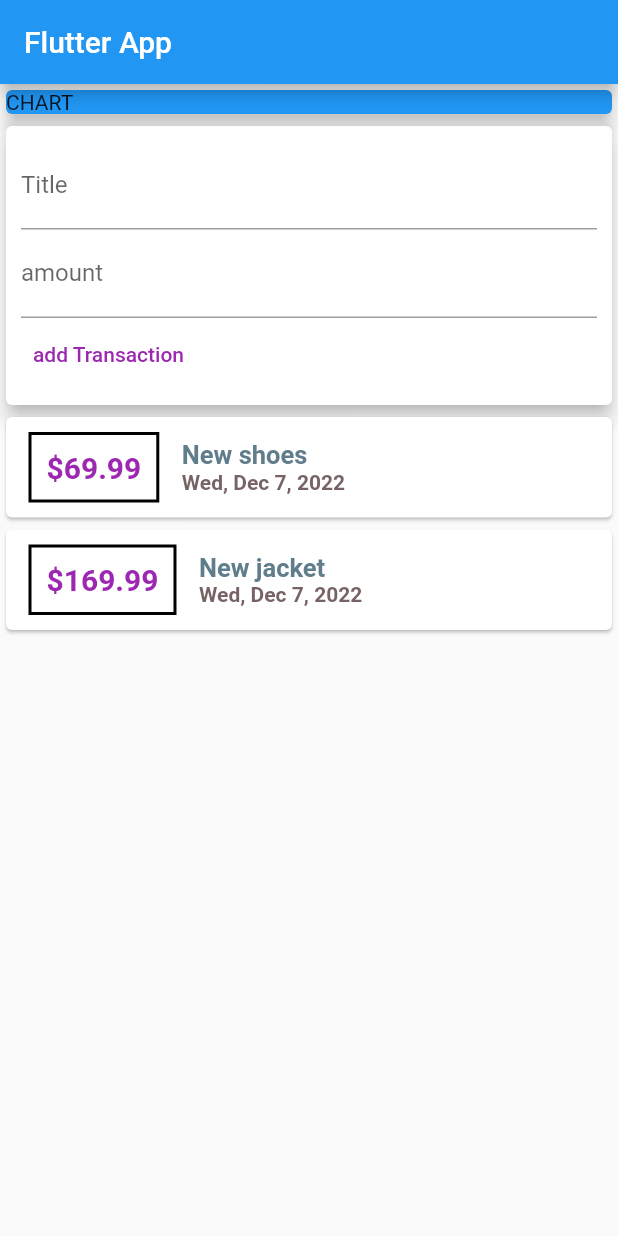
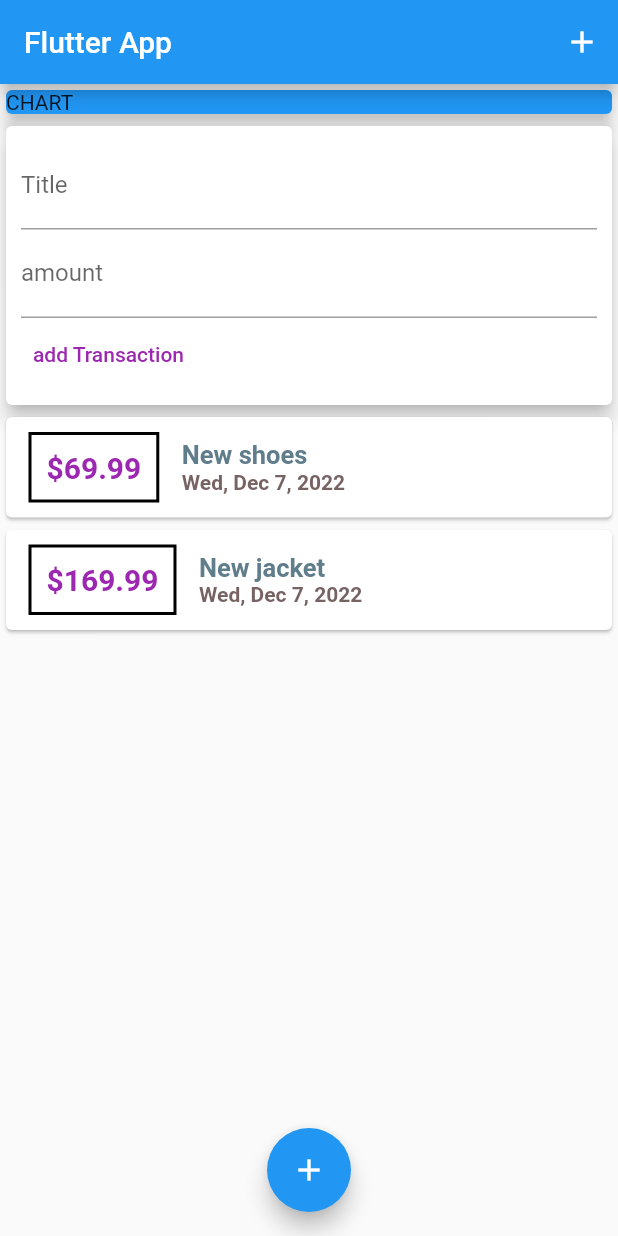
Before and after one commit to osama-kh/money_manegment, a Flutter app: the screen it shows after launch, on a phone screen of 412 x 824 dp. Run offline on Flutter 3.47's test engine with Material 2 defaults, Android fonts, the phone set to English and light mode, and no system bars.

Commit message:
Update main.dart

```diff
--- a/lib/main.dart
+++ b/lib/main.dart
@@ -23,6 +23,9 @@ class MyHomePage extends StatelessWidget {
     return Scaffold(
       appBar: AppBar(
         title: Text('Flutter App'),
+        actions: <Widget>[
+          IconButton(onPressed: (() {}), icon: Icon(Icons.add))
+        ],
       ),
       body: SingleChildScrollView(
         child: Column(
@@ -44,6 +47,11 @@ class MyHomePage extends StatelessWidget {
           ],
         ),
       ),
+      floatingActionButtonLocation: FloatingActionButtonLocation.centerFloat,
+      floatingActionButton: FloatingActionButton(
+        child: Icon(Icons.add),
+        onPressed: () {},
+      ),
     );
   }
 }
```
